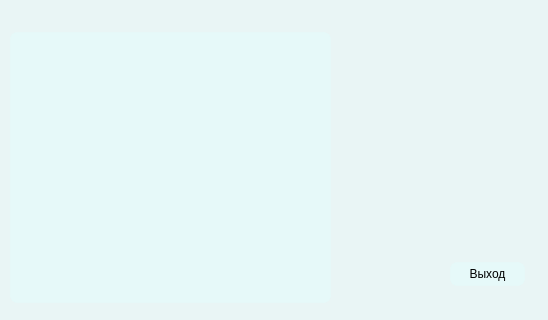
This is ui/ui_Admin2.ui in GoodManas/KP2 as Qt 5 draws it before an edit; both pictures show x 0 to 548 and y 218 to 538 of the 548 by 538 pixel window. The edited form follows.
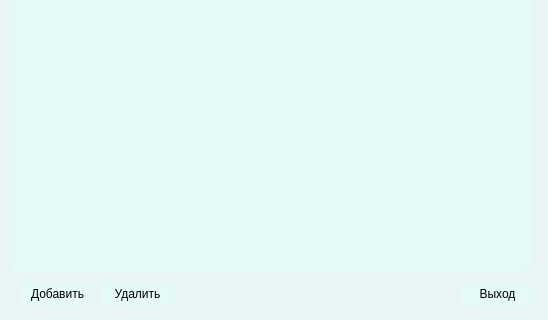
This is the edited form. Icons and pictures are not drawn.

The edit to the form file:
```diff
--- a/ui/ui_Admin2.ui
+++ b/ui/ui_Admin2.ui
@@ -60,9 +60,9 @@
     <property name="geometry">
      <rect>
       <x>60</x>
-      <y>320</y>
-      <width>321</width>
-      <height>271</height>
+      <y>190</y>
+      <width>521</width>
+      <height>371</height>
      </rect>
     </property>
    </widget>
@@ -157,8 +157,8 @@
    <widget class="QPushButton" name="btn_end">
     <property name="geometry">
      <rect>
-      <x>500</x>
-      <y>550</y>
+      <x>510</x>
+      <y>570</y>
       <width>75</width>
       <height>24</height>
      </rect>
@@ -200,8 +200,50 @@
      <string>Закончить </string>
     </property>
     <property name="icon">
-     <iconset resource="D:/games/ворк/KP-main/res_rc.qrc">
-      <normaloff>:/icons/icon/pin_end_24dp_E8EAED_FILL0_wght400_GRAD0_opsz24.png</normaloff>:/icons/icon/pin_end_24dp_E8EAED_FILL0_wght400_GRAD0_opsz24.png</iconset>
+     <iconset resource="res-admin.qrc">
+      <normaloff>:/icon/D:/games/ворк/KP2/icon/pin_end_24dp_E8EAED_FILL0_wght400_GRAD0_opsz24.png</normaloff>:/icon/D:/games/ворк/KP2/icon/pin_end_24dp_E8EAED_FILL0_wght400_GRAD0_opsz24.png</iconset>
+    </property>
+   </widget>
+   <widget class="QPushButton" name="btn_save">
+    <property name="geometry">
+     <rect>
+      <x>70</x>
+      <y>570</y>
+      <width>75</width>
+      <height>24</height>
+     </rect>
+    </property>
+    <property name="styleSheet">
+     <string notr="true">QPushButton:hover{
+background-color:rgba(255,255,255,40)
+}
+QPushButton:pressed{
+background-color:rgba(255,255,255,60)
+}</string>
+    </property>
+    <property name="text">
+     <string>Добавить</string>
+    </property>
+   </widget>
+   <widget class="QPushButton" name="btn_delete">
+    <property name="geometry">
+     <rect>
+      <x>150</x>
+      <y>570</y>
+      <width>75</width>
+      <height>24</height>
+     </rect>
+    </property>
+    <property name="styleSheet">
+     <string notr="true">QPushButton:hover{
+background-color:rgba(255,255,255,40)
+}
+QPushButton:pressed{
+background-color:rgba(255,255,255,60)
+}</string>
+    </property>
+    <property name="text">
+     <string>Удалить</string>
     </property>
    </widget>
   </widget>
```
Left out of the diff: 18 changed lines with no effect on the pictures.
